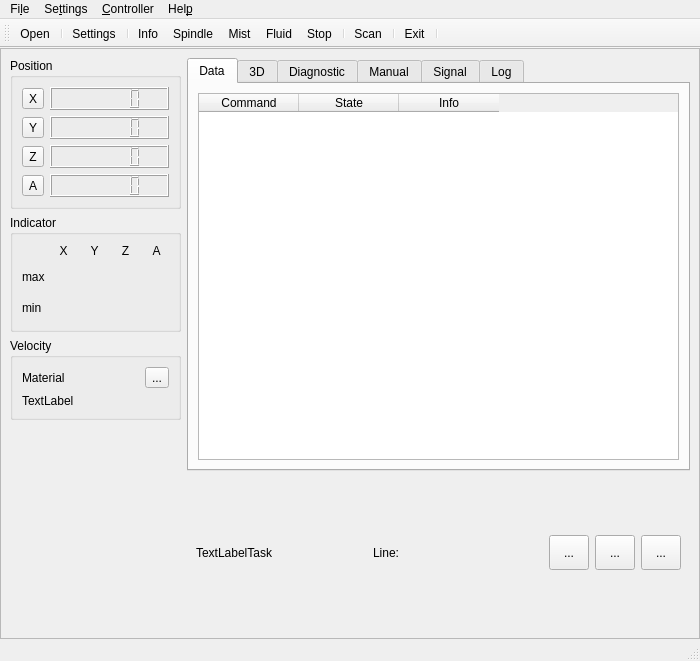
Before: the Qt Designer form sources/forms/MainWindow.ui in eduard-x/cnc-qt, drawn with Qt 5.
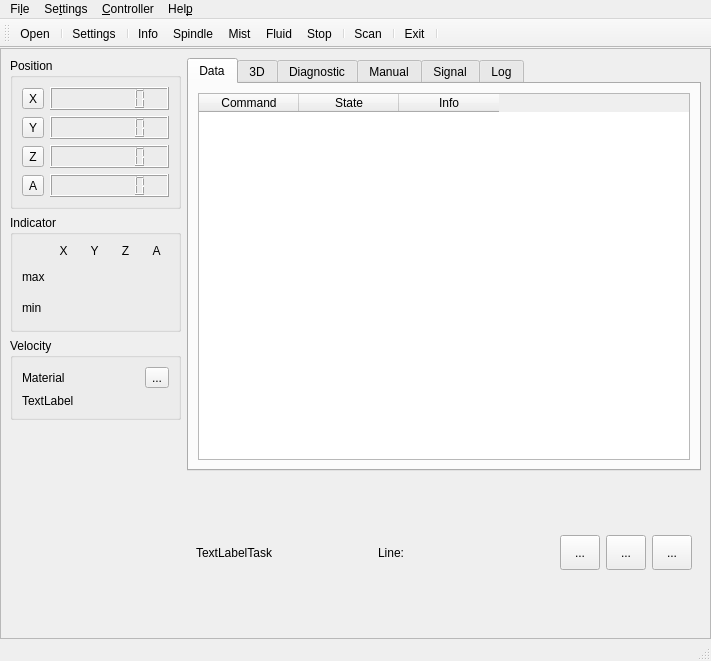
After: the same form once the commit is applied. Icons and pictures are not drawn.

```diff
--- a/sources/forms/MainWindow.ui
+++ b/sources/forms/MainWindow.ui
@@ -6,7 +6,7 @@
    <rect>
     <x>0</x>
     <y>0</y>
-    <width>700</width>
+    <width>711</width>
     <height>661</height>
    </rect>
   </property>
@@ -125,29 +125,44 @@
             </item>
             <item row="0" column="2">
              <widget class="QLCDNumber" name="numPosX">
+              <property name="smallDecimalPoint">
+               <bool>false</bool>
+              </property>
               <property name="digitCount">
-               <number>6</number>
+               <number>7</number>
+              </property>
+              <property name="segmentStyle">
+               <enum>QLCDNumber::Filled</enum>
               </property>
              </widget>
             </item>
             <item row="1" column="2">
              <widget class="QLCDNumber" name="numPosY">
+              <property name="smallDecimalPoint">
+               <bool>false</bool>
+              </property>
               <property name="digitCount">
-               <number>6</number>
+               <number>7</number>
               </property>
              </widget>
             </item>
             <item row="2" column="2">
              <widget class="QLCDNumber" name="numPosZ">
+              <property name="smallDecimalPoint">
+               <bool>false</bool>
+              </property>
               <property name="digitCount">
-               <number>6</number>
+               <number>7</number>
               </property>
              </widget>
             </item>
             <item row="3" column="2">
              <widget class="QLCDNumber" name="numAngleGrad">
+              <property name="smallDecimalPoint">
+               <bool>false</bool>
+              </property>
               <property name="digitCount">
-               <number>6</number>
+               <number>7</number>
               </property>
              </widget>
             </item>
@@ -2623,8 +2638,8 @@
     <rect>
      <x>0</x>
      <y>0</y>
-     <width>700</width>
-     <height>30</height>
+     <width>711</width>
+     <height>26</height>
     </rect>
    </property>
    <property name="sizePolicy">
```
Left out of the diff: 11 changed lines with no effect on the pictures.
